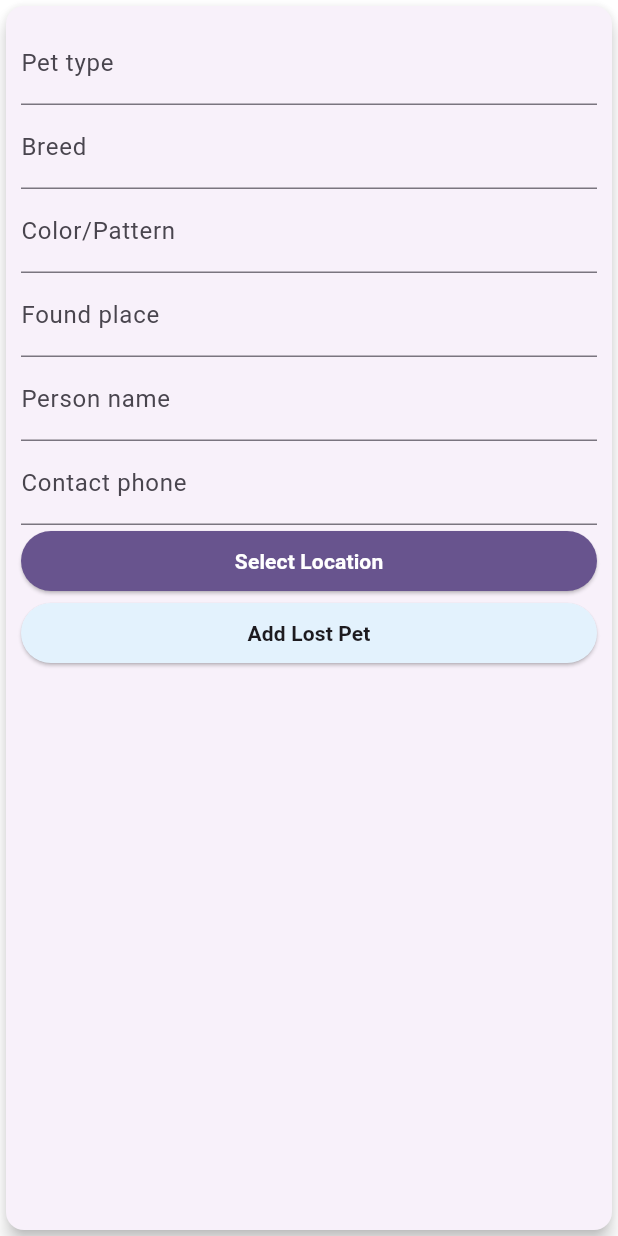
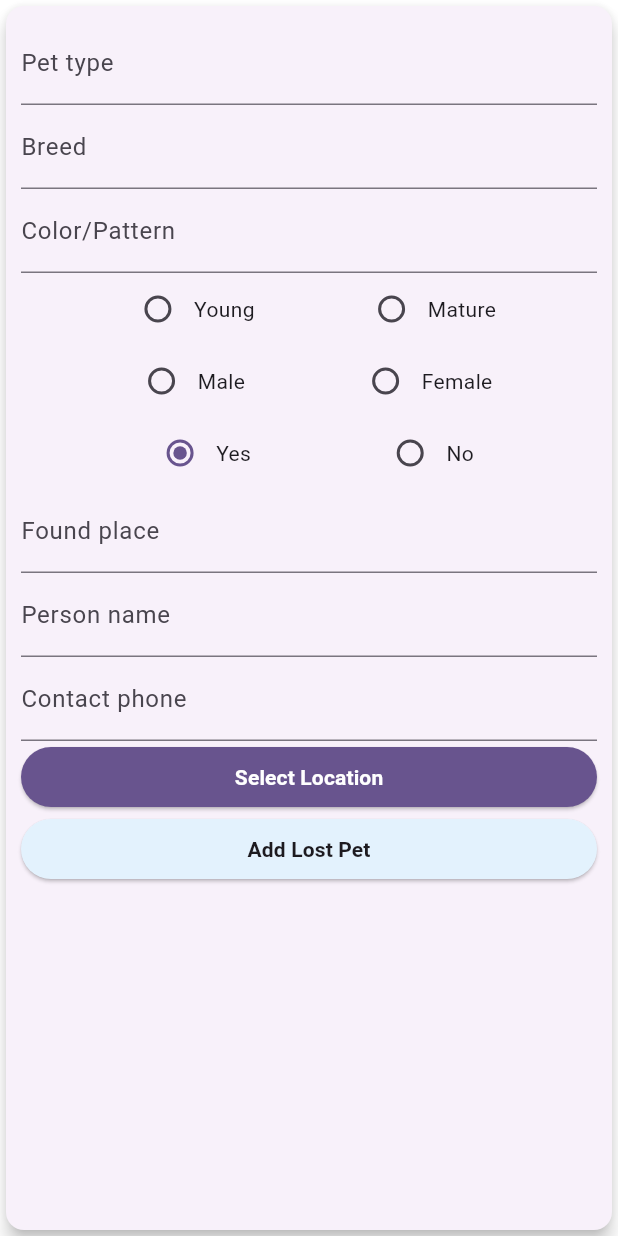
Before and after one commit to MilanTodorovikj/RescuePaws, a Flutter app: the screen it shows after launch, after a tap on "Add lost pet", on a phone screen of 412 x 824 dp. Run offline on Flutter 3.47's test engine with Material 3 defaults, Android fonts, the light colour scheme and no system bars; our stand-ins replace cloud_firestore, firebase_core, google_maps_flutter, location; accounts and stored records are empty.

Commit message:
added radio buttons to form for adding lost pet

```diff
--- a/lib/screens/add_lost_pet_screen.dart
+++ b/lib/screens/add_lost_pet_screen.dart
@@ -24,6 +24,9 @@ class _NewLostPetState extends State<NewLostPet> {
   final _personNameController = TextEditingController();
   final _contactPhoneController = TextEditingController();
   GeoPoint? _selectedLocation; // Store the selected location
+  String _selectedGender = "";
+  String _selectedAge = "";
+  bool _collar = true;
 
   @override
   void initState() {
@@ -91,6 +94,8 @@ class _NewLostPetState extends State<NewLostPet> {
         foundPlace.isEmpty ||
         personName.isEmpty ||
         contactPhone.isEmpty ||
+        _selectedGender.isEmpty ||
+        _selectedAge.isEmpty ||
         _selectedLocation == null) {
       return;
     }
@@ -99,9 +104,9 @@ class _NewLostPetState extends State<NewLostPet> {
       petType,
       breed,
       color,
-      "age",
-      "gender",
-      true,
+      _selectedAge,
+      _selectedGender,
+      _collar,
       foundPlace,
       personName,
       contactPhone,
@@ -135,6 +140,105 @@ class _NewLostPetState extends State<NewLostPet> {
               decoration: const InputDecoration(labelText: 'Color/Pattern'),
               controller: _colorController,
               onSubmitted: (_) => _submitData(),
+            ),
+            Row(
+              mainAxisAlignment: MainAxisAlignment.spaceEvenly,
+              children: [
+                Row(
+                  children: [
+                    Radio(
+                      value: 'Young',
+                      groupValue: _selectedAge,
+                      onChanged: (value) {
+                        setState(() {
+                          _selectedAge = value.toString();
+                        });
+                      },
+                    ),
+                    Text('Young'),
+                  ],
+                ),
+                Row(
+                  children: [
+                    Radio(
+                      value: 'Mature',
+                      groupValue: _selectedAge,
+                      onChanged: (value) {
+                        setState(() {
+                          _selectedAge = value.toString();
+                        });
+                      },
+                    ),
+                    Text('Mature'),
+                  ],
+                ),
+              ],
+            ),
+            Row(
+              mainAxisAlignment: MainAxisAlignment.spaceEvenly,
+              children: [
+                Row(
+                  children: [
+                    Radio(
+                      value: 'Male',
+                      groupValue: _selectedGender,
+                      onChanged: (value) {
+                        setState(() {
+                          _selectedGender = value.toString();
+                        });
+                      },
+                    ),
+                    Text('Male'),
+                  ],
+                ),
+                Row(
+                  children: [
+                    Radio(
+                      value: 'Female',
+                      groupValue: _selectedGender,
+                      onChanged: (value) {
+                        setState(() {
+                          _selectedGender = value.toString();
+                        });
+                      },
+                    ),
+                    Text('Female'),
+                  ],
+                ),
+              ],
+            ),
+            Row(
+              mainAxisAlignment: MainAxisAlignment.spaceEvenly,
+              children: [
+                Row(
+                  children: [
+                    Radio(
+                      value: true,
+                      groupValue: _collar,
+                      onChanged: (value) {
+                        setState(() {
+                          _collar = value!;
+                        });
+                      },
+                    ),
+                    Text('Yes'),
+                  ],
+                ),
+                Row(
+                  children: [
+                    Radio(
+                      value: false,
+                      groupValue: _collar,
+                      onChanged: (value) {
+                        setState(() {
+                          _collar = value!;
+                        });
+                      },
+                    ),
+                    Text('No'),
+                  ],
+                ),
+              ],
             ),
             TextField(
               decoration: const InputDecoration(labelText: 'Found place'),
```
